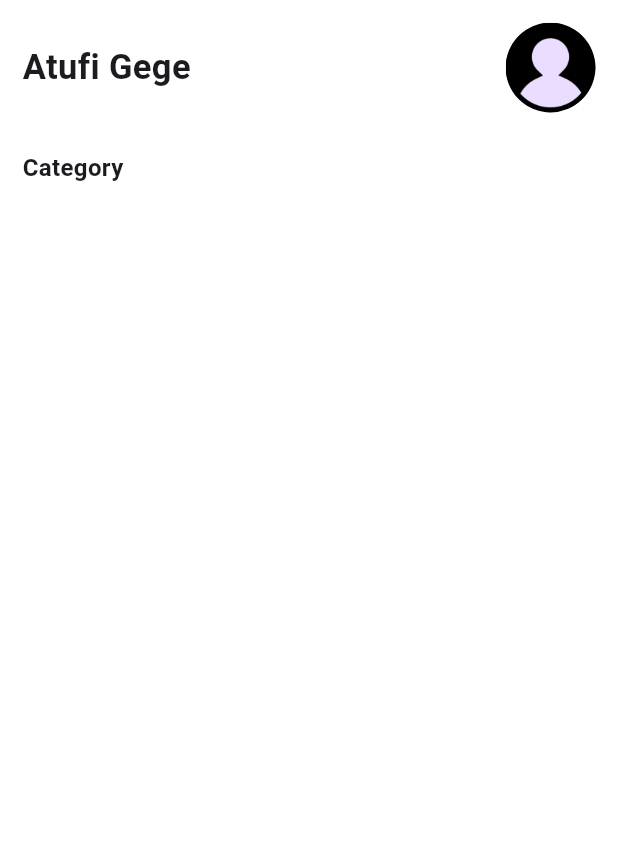
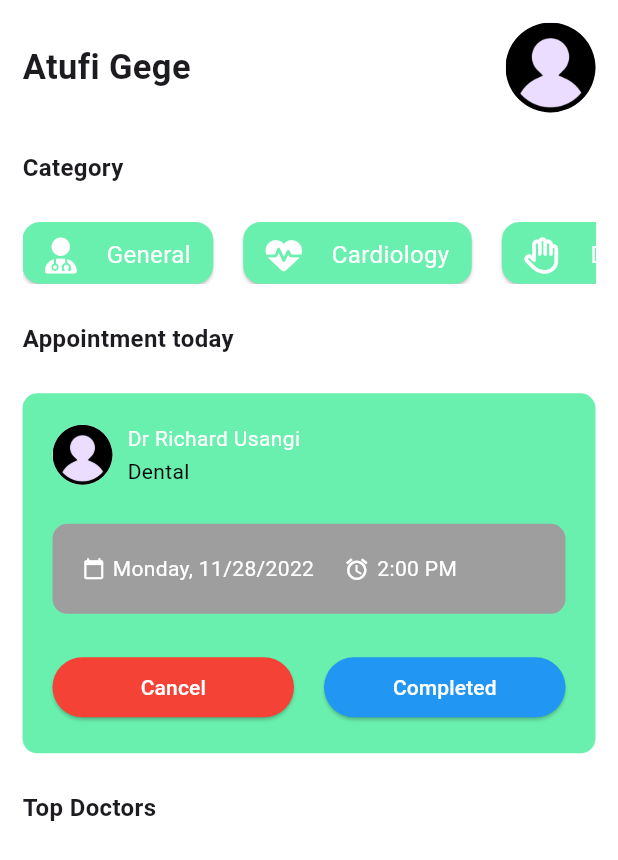
Before and after one commit to Pnoccio/doc_app, a Flutter app: the HomePage screen opened directly, on a phone screen of 412 x 824 dp. Shown: the top 860 px of the screen. Run offline on Flutter 3.47's test engine with Material 3 defaults, Android fonts, the phone set to English and light mode, and no system bars; our stand-ins replace font_awesome_flutter.

Commit message:
Home page design

```diff
--- /dev/null
+++ b/lib/components/appointment_card.dart
@@ -0,0 +1,99 @@
+import 'package:doc_app/components/schedule_card.dart';
+import 'package:doc_app/utils/config.dart';
+import 'package:flutter/material.dart';
+
+class AppointmentCard extends StatefulWidget {
+  const AppointmentCard({super.key});
+
+  @override
+  State<AppointmentCard> createState() => _AppointmentCardState();
+}
+
+class _AppointmentCardState extends State<AppointmentCard> {
+  @override
+  Widget build(BuildContext context) {
+    return Container(
+      width: double.infinity,
+      decoration: BoxDecoration(
+        color: Config.primaryColor,
+        borderRadius: BorderRadius.circular(10),
+      ),
+      child: Material(
+        color: Colors.transparent,
+        child: Padding(
+          padding: const EdgeInsets.all(20),
+          child: Column(
+            children: <Widget>[
+              Row(
+                children: [
+                  CircleAvatar(
+                    backgroundImage: AssetImage('assets/images/profile.png'),
+                  ),
+                  const SizedBox(
+                    width: 10,
+                  ),
+                  Column(
+                    mainAxisAlignment: MainAxisAlignment.center,
+                    crossAxisAlignment: CrossAxisAlignment.start,
+                    children: <Widget>[
+                      Text(
+                        'Dr Richard Usangi',
+                        style: TextStyle(color: Colors.white),
+                      ),
+                      SizedBox(
+                        height: 2,
+                      ),
+                      Text(
+                        'Dental',
+                        style: TextStyle(
+                          color: Colors.black,
+                        ),
+                      ),
+                    ],
+                  ),
+                ],
+              ),
+              Config.spaceSmall,
+              const ScheduleCard(),
+              Config.spaceSmall,
+              Row(
+                mainAxisAlignment: MainAxisAlignment.spaceBetween,
+                children: [
+                  Expanded(
+                      child: ElevatedButton(
+                        style: ElevatedButton.styleFrom(
+                          backgroundColor: Colors.red,
+                        ),
+                        child: const Text(
+                          'Cancel',
+                          style: TextStyle(
+                            color: Colors.white,
+                          ),
+                        ),
+                        onPressed: (){},
+                      )
+                  ),
+                  const SizedBox(width: 20,),
+                  Expanded(
+                      child: ElevatedButton(
+                        style: ElevatedButton.styleFrom(
+                          backgroundColor: Colors.blue,
+                        ),
+                        child: const Text(
+                          'Completed',
+                          style: TextStyle(
+                            color: Colors.white,
+                          ),
+                        ),
+                        onPressed: (){},
+                      )
+                  ),
+                ],
+              )
+            ],
+          ),
+        ),
+      ),
+    );
+  }
+}
--- /dev/null
+++ b/lib/components/schedule_card.dart
@@ -0,0 +1,50 @@
+import 'package:flutter/material.dart';
+
+class ScheduleCard extends StatelessWidget {
+  const ScheduleCard({super.key});
+
+  @override
+  Widget build(BuildContext context) {
+    return Container(
+      decoration: BoxDecoration(
+        color: Colors.grey,
+        borderRadius: BorderRadius.circular(10),
+      ),
+      width: double.infinity,
+      padding: const EdgeInsets.all(20),
+      child: const Row(
+        crossAxisAlignment: CrossAxisAlignment.center,
+        children: <Widget>[
+          Icon(Icons.calendar_today,
+          color: Colors.white,
+            size: 15,
+          ),
+          SizedBox(width: 5,),
+          Text(
+            'Monday, 11/28/2022',
+            style: TextStyle(
+              color: Colors.white,
+            ),
+          ),
+          SizedBox(width: 20,),
+          Icon(
+            Icons.access_alarm,
+            color: Colors.white,
+            size: 17,
+          ),
+          SizedBox(
+            width: 5,
+          ),
+          Flexible(
+              child: Text(
+                '2:00 PM',
+                style: TextStyle(
+                  color: Colors.white
+                ),
+              )
+          ),
+        ],
+      ),
+    );
+  }
+}
--- a/lib/screens/home_page.dart
+++ b/lib/screens/home_page.dart
@@ -1,6 +1,8 @@
+import 'package:doc_app/components/appointment_card.dart';
 import 'package:doc_app/utils/config.dart';
 import 'package:flutter/cupertino.dart';
 import 'package:flutter/material.dart';
+import 'package:font_awesome_flutter/font_awesome_flutter.dart';
 
 class HomePage extends StatefulWidget {
   const HomePage({super.key});
@@ -10,6 +12,28 @@ class HomePage extends StatefulWidget {
 }
 
 class _HomePageState extends State<HomePage> {
+  List<Map<String, dynamic>> medCategory = [
+    {
+      "icon": FontAwesomeIcons.userDoctor,
+      "category": "General",
+    },
+    {
+      "icon": FontAwesomeIcons.heartPulse,
+      "category": "Cardiology",
+    },
+    {
+      "icon": FontAwesomeIcons.hand,
+      "category": "Dermatologogy",
+    },
+    {
+      "icon": FontAwesomeIcons.personPregnant,
+      "category": "Gynecology",
+    },
+    {
+      "icon": FontAwesomeIcons.teeth,
+      "category": "Dental",
+    },
+  ];
   @override
   Widget build(BuildContext context) {
     Config().init(context);
@@ -50,6 +74,61 @@ class _HomePageState extends State<HomePage> {
                   fontWeight: FontWeight.bold
                 ),
               ),
+              Config.spaceSmall,
+              SizedBox(
+                height: Config.heightSize * 0.05,
+                child: ListView(
+                  scrollDirection: Axis.horizontal,
+                  children: List<Widget>.generate(medCategory.length, (index) {
+                    return Card(
+                      margin: const EdgeInsets.only(right: 20),
+                      color: Config.primaryColor,
+                      child: Padding(
+                        padding: const EdgeInsets.symmetric(
+                          horizontal: 15,
+                          vertical: 10,
+                        ),
+                        child: Row(
+                          mainAxisAlignment: MainAxisAlignment.spaceAround,
+                          children: <Widget>[
+                            FaIcon(medCategory[index]['icon'],
+                            color: Colors.white,
+                            ),
+                            const SizedBox(
+                              width: 20,
+                            ),
+                            Text(
+                              medCategory[index]['category'],
+                              style: const TextStyle(
+                                fontSize: 16,
+                                color: Colors.white,
+                              ),
+                            )
+                          ],
+                        ),
+                      ),
+                    );
+                  }),
+                ),
+              ),
+              Config.spaceSmall,
+              const Text(
+                'Appointment today',
+                style: TextStyle(
+                    fontSize: 16,
+                    fontWeight: FontWeight.bold
+                ),
+              ),
+              Config.spaceSmall,
+              AppointmentCard(),
+              Config.spaceSmall,
+              const Text(
+                'Top Doctors',
+                style: TextStyle(
+                    fontSize: 16,
+                    fontWeight: FontWeight.bold
+                ),
+              ),
             ],
           ),
         ),
```
